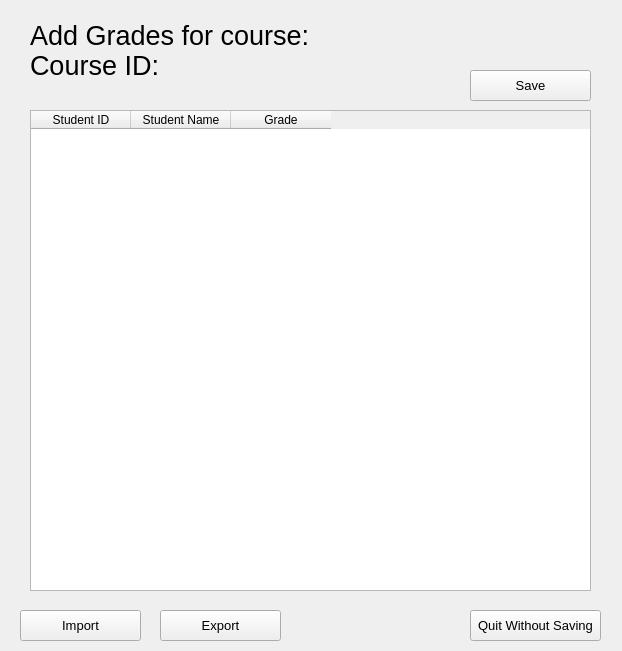
The window that resources/UI/addGrade.ui (Poom1997/gman) describes before a commit, drawn with Qt 5.
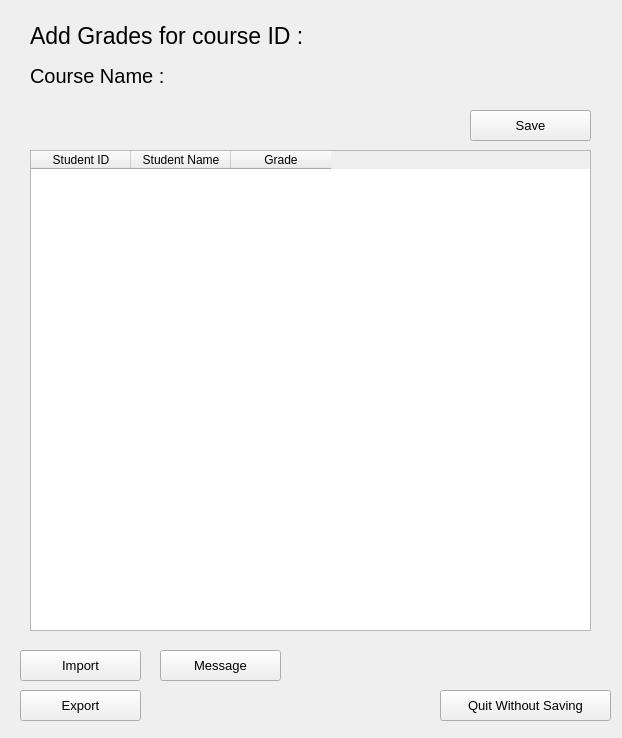
The same window after the commit.

Diff of the .ui file:
```diff
--- a/resources/UI/addGrade.ui
+++ b/resources/UI/addGrade.ui
@@ -7,7 +7,7 @@
     <x>0</x>
     <y>0</y>
     <width>622</width>
-    <height>651</height>
+    <height>738</height>
    </rect>
   </property>
   <property name="windowTitle">
@@ -18,24 +18,24 @@
     <rect>
      <x>30</x>
      <y>10</y>
-     <width>281</width>
+     <width>341</width>
      <height>51</height>
     </rect>
    </property>
    <property name="font">
     <font>
-     <pointsize>20</pointsize>
+     <pointsize>17</pointsize>
     </font>
    </property>
    <property name="text">
-    <string>Add Grades for course:</string>
+    <string>Add Grades for course ID :</string>
    </property>
   </widget>
   <widget class="QTableWidget" name="addGradeTable">
    <property name="geometry">
     <rect>
      <x>30</x>
-     <y>110</y>
+     <y>150</y>
      <width>561</width>
      <height>481</height>
     </rect>
@@ -60,7 +60,7 @@
    <property name="geometry">
     <rect>
      <x>470</x>
-     <y>70</y>
+     <y>110</y>
      <width>121</width>
      <height>31</height>
     </rect>
@@ -77,9 +77,9 @@
   <widget class="QPushButton" name="backButton">
    <property name="geometry">
     <rect>
-     <x>470</x>
-     <y>610</y>
-     <width>131</width>
+     <x>440</x>
+     <y>690</y>
+     <width>171</width>
      <height>31</height>
     </rect>
    </property>
@@ -96,7 +96,7 @@
    <property name="geometry">
     <rect>
      <x>20</x>
-     <y>610</y>
+     <y>650</y>
      <width>121</width>
      <height>31</height>
     </rect>
@@ -113,8 +113,8 @@
   <widget class="QPushButton" name="exportButton">
    <property name="geometry">
     <rect>
-     <x>160</x>
-     <y>610</y>
+     <x>20</x>
+     <y>690</y>
      <width>121</width>
      <height>31</height>
     </rect>
@@ -132,32 +132,32 @@
    <property name="geometry">
     <rect>
      <x>30</x>
-     <y>40</y>
-     <width>281</width>
+     <y>50</y>
+     <width>171</width>
      <height>51</height>
     </rect>
    </property>
    <property name="font">
     <font>
-     <pointsize>20</pointsize>
+     <pointsize>15</pointsize>
     </font>
    </property>
    <property name="text">
-    <string>Course ID:</string>
+    <string>Course Name :</string>
    </property>
   </widget>
   <widget class="QLabel" name="courseID">
    <property name="geometry">
     <rect>
-     <x>160</x>
-     <y>40</y>
-     <width>281</width>
-     <height>51</height>
+     <x>370</x>
+     <y>20</y>
+     <width>231</width>
+     <height>31</height>
     </rect>
    </property>
    <property name="font">
     <font>
-     <pointsize>20</pointsize>
+     <pointsize>13</pointsize>
     </font>
    </property>
    <property name="text">
@@ -167,21 +167,39 @@
   <widget class="QLabel" name="courseName">
    <property name="geometry">
     <rect>
-     <x>310</x>
-     <y>10</y>
-     <width>281</width>
-     <height>51</height>
+     <x>200</x>
+     <y>60</y>
+     <width>401</width>
+     <height>31</height>
     </rect>
    </property>
    <property name="font">
     <font>
-     <pointsize>20</pointsize>
+     <pointsize>13</pointsize>
     </font>
    </property>
    <property name="text">
     <string/>
    </property>
   </widget>
+  <widget class="QPushButton" name="messageButton">
+   <property name="geometry">
+    <rect>
+     <x>160</x>
+     <y>650</y>
+     <width>121</width>
+     <height>31</height>
+    </rect>
+   </property>
+   <property name="font">
+    <font>
+     <pointsize>10</pointsize>
+    </font>
+   </property>
+   <property name="text">
+    <string>Message</string>
+   </property>
+  </widget>
  </widget>
  <resources/>
  <connections/>
```
